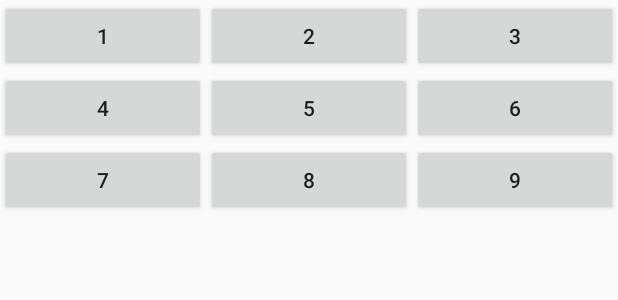
After one commit to lordzsolt/Android-Homework, an Android app: the layout activity_keypad.xml on its own in the app's theme, with its tools: preview values and no code run, on a phone screen of 412 x 824 dp. The commit adds this screen. Shown: the top 300 px of the screen. Run offline under Robolectric (Android 15) with nearby library versions, the phone set to English and light mode, and no system bars.

Commit message:
Finished implementing Magic Square project.

```diff
--- /dev/null
+++ b/1. Magic Square/app/src/main/res/layout/activity_keypad.xml
@@ -0,0 +1,51 @@
+<TableLayout
+    xmlns:android="http://schemas.android.com/apk/res/android"
+    xmlns:android2="http://schemas.android.com/apk/res/android"
+    android:id="@+id/keypadDialog"
+    android:orientation="vertical"
+    android:stretchColumns="*"
+    android:layout_width="match_parent"
+    android:layout_height="match_parent">
+    <TableRow>
+        <Button
+            android:id="@+id/keypad_1"
+            android:text="1">
+        </Button>
+        <Button
+            android:id="@+id/keypad_2"
+            android:text="2">
+        </Button>
+        <Button
+            android:id="@+id/keypad_3"
+            android:text="3">
+        </Button>
+    </TableRow>
+    <TableRow>
+        <Button
+            android:id="@+id/keypad_4"
+            android:text="4">
+        </Button>
+        <Button
+            android:id="@+id/keypad_5"
+            android:text="5">
+        </Button>
+        <Button
+            android:id="@+id/keypad_6"
+            android:text="6">
+        </Button>
+    </TableRow>
+    <TableRow>
+        <Button
+            android:id="@+id/keypad_7"
+            android:text="7">
+        </Button>
+        <Button
+            android:id="@+id/keypad_8"
+            android:text="8">
+        </Button>
+        <Button
+            android:id="@+id/keypad_9"
+            android:text="9">
+        </Button>
+    </TableRow>
+</TableLayout>
```
Also changed, not shown: 1. Magic Square/app/src/main/java/com/example/kovacszso/labor2/KeypadDialog.java (added, +68 -0 lines), 1. Magic Square/app/src/main/java/com/example/kovacszso/labor2/MagicSquareActivity.java (+44 -7 lines), 1. Magic Square/app/src/main/java/com/example/kovacszso/labor2/MagicSquareModel.java (added, +75 -0 lines), 2 other files.
